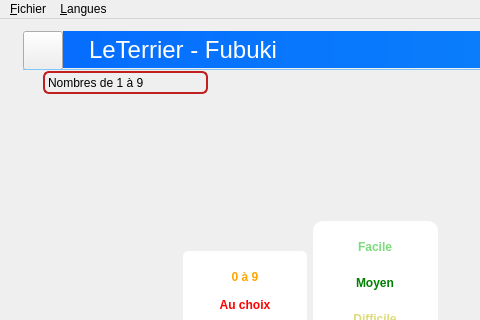
This is mainwindow.ui in Txikilinux/leterrier-fubuki as Qt 5 draws it before an edit; both pictures show x 0 to 480 and y 0 to 320 of the 1070 by 643 pixel window. The edited form follows.
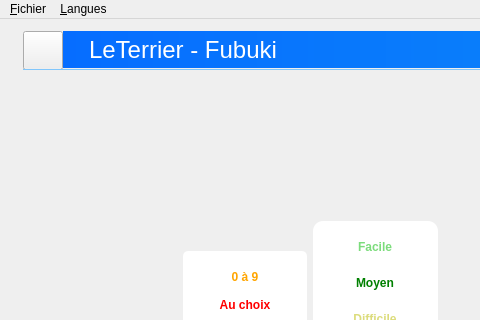
This is the edited form. Icons and pictures are not drawn. Custom widgets are drawn as their Qt base class.

Commit message: Suppression de la cbBoxSuite

What changed in the file:
```diff
--- a/mainwindow.ui
+++ b/mainwindow.ui
@@ -70,52 +70,6 @@
 	font-family: Sonic Comics;
 }</string>
        </property>
-       <widget class="QComboBox" name="cBoxSuite">
-        <property name="geometry">
-         <rect>
-          <x>20</x>
-          <y>40</y>
-          <width>165</width>
-          <height>23</height>
-         </rect>
-        </property>
-        <property name="font">
-         <font>
-          <weight>50</weight>
-          <bold>false</bold>
-         </font>
-        </property>
-        <property name="styleSheet">
-         <string notr="true">QComboBox {
-    border: 2px solid #C02020;
-    border-radius: 6px;
-	background: transparent;
-}
-     
-QComboBox::drop-down {
-    width: 32px;
-    border-top-right-radius: 3px;
-    border-bottom-right-radius: 3px;
-	background: transparent;
-}
-     
-QComboBox::down-arrow {
-    image: url(:/data/images/fermer);
-    width: 32;
-    height: 32;
-}</string>
-        </property>
-        <item>
-         <property name="text">
-          <string>Nombres de 1 à 9</string>
-         </property>
-        </item>
-        <item>
-         <property name="text">
-          <string>Choix des nombres</string>
-         </property>
-        </item>
-       </widget>
        <widget class="QFrame" name="frmNiveau">
         <property name="geometry">
          <rect>
```
The commit also changes 1 other file.
